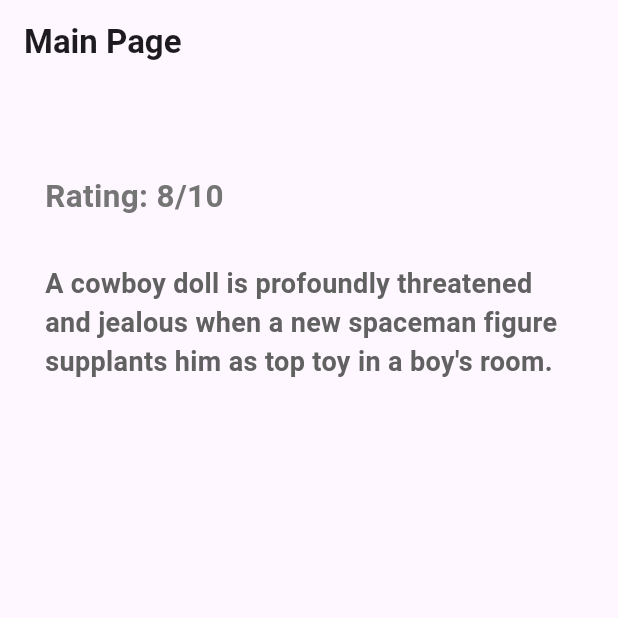
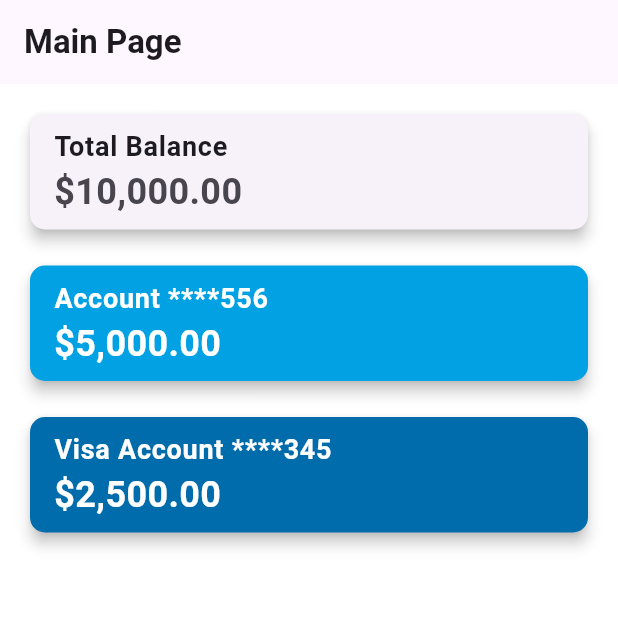
Before and after one commit to ousef777/Safe-Pay-Frontend, a Flutter app: the MainPage screen opened by its route, on a phone screen of 412 x 824 dp, the top half of it. Run offline on Flutter 3.47's test engine with Material 3 defaults, Android fonts, the phone set to English and light mode, and no system bars; our stand-ins replace dio, go_router, shared_preferences; accounts and stored records are empty.

Commit message:
adding the card on the main_page

```diff
--- a/lib/pages/main_page.dart
+++ b/lib/pages/main_page.dart
@@ -4,6 +4,7 @@ class MainPage extends StatelessWidget {
   @override
   Widget build(BuildContext context) {
     return Scaffold(
+        backgroundColor: Colors.white,
         appBar: AppBar(
           title: Text(
             'Main Page ',
@@ -12,41 +13,89 @@ class MainPage extends StatelessWidget {
             ),
           ),
         ),
-      body: Column(
+        body: SingleChildScrollView(
+            // Make the page scrollable
+            child: Padding(
+          padding: const EdgeInsets.all(16.0),
+          child: Column(
             children: [
-          Container(height: 30),
-          // Image.asset(
-          //   'assets/toy_story.jpeg',
-          //   width: 300,
-          //   height: 400,
-          //   fit: BoxFit.contain,
-          // ),
-          Container(
-            alignment: Alignment.centerLeft,
-            padding: EdgeInsets.all(30),
-            child: Text(
-              'Rating: 8/10',
-              style: TextStyle(
-                fontWeight: FontWeight.bold,
-                color: Colors.grey[600],
-                fontSize: 21,
+              // Total Balance Card
+              Card(
+                elevation: 4,
+                shape: RoundedRectangleBorder(
+                  borderRadius: BorderRadius.circular(10),
+                ),
+                child: ListTile(
+                  title: Text(
+                    'Total Balance',
+                    style: TextStyle(fontSize: 18, fontWeight: FontWeight.bold),
+                  ),
+                  subtitle: Text(
+                    '\$10,000.00', // Example total balance
+                    style: TextStyle(fontSize: 24, fontWeight: FontWeight.w600),
                   ),
                 ),
               ),
-          Container(
-            alignment: Alignment.centerLeft,
-            padding: EdgeInsets.only(left: 30, right: 30),
-            child: Text(
-              "A cowboy doll is profoundly threatened and jealous when a new spaceman figure supplants him as top toy in a boy's room.",
+              SizedBox(height: 16),
+
+              // Account ****556 Card with Balance
+              Card(
+                elevation: 4,
+                color:
+                    Color(0xFF01A1E4), // Background color for the account card
+                shape: RoundedRectangleBorder(
+                  borderRadius: BorderRadius.circular(10),
+                ),
+                child: ListTile(
+                  title: Text(
+                    'Account ****556',
                     style: TextStyle(
+                      fontSize: 18,
                       fontWeight: FontWeight.bold,
-                color: Colors.grey[700],
-                fontSize: 18,
+                      color: Colors.white,
+                    ),
+                  ),
+                  subtitle: Text(
+                    '\$5,000.00', // Display account balance here
+                    style: TextStyle(
+                      fontSize: 24,
+                      fontWeight: FontWeight.bold,
+                      color: Colors.white,
                     ),
                   ),
                 ),
+              ),
+              SizedBox(height: 16),
+
+              // Visa Account ****345 Card with Balance
+              Card(
+                elevation: 4,
+                color: Color(0xFF016CAC), // Background color for the visa card
+                shape: RoundedRectangleBorder(
+                  borderRadius: BorderRadius.circular(10),
+                ),
+                child: ListTile(
+                  title: Text(
+                    'Visa Account ****345',
+                    style: TextStyle(
+                      fontSize: 18,
+                      fontWeight: FontWeight.bold,
+                      color: Colors.white,
+                    ),
+                  ),
+                  subtitle: Text(
+                    '\$2,500.00', // Display visa account balance here
+                    style: TextStyle(
+                      fontSize: 24,
+                      fontWeight: FontWeight.bold,
+                      color: Colors.white,
+                    ),
+                  ),
+                ),
+              ),
+              SizedBox(height: 16),
             ],
           ),
-    );
+        )));
   }
 }
```
Lines whose indentation alone changed are shown as unchanged.
